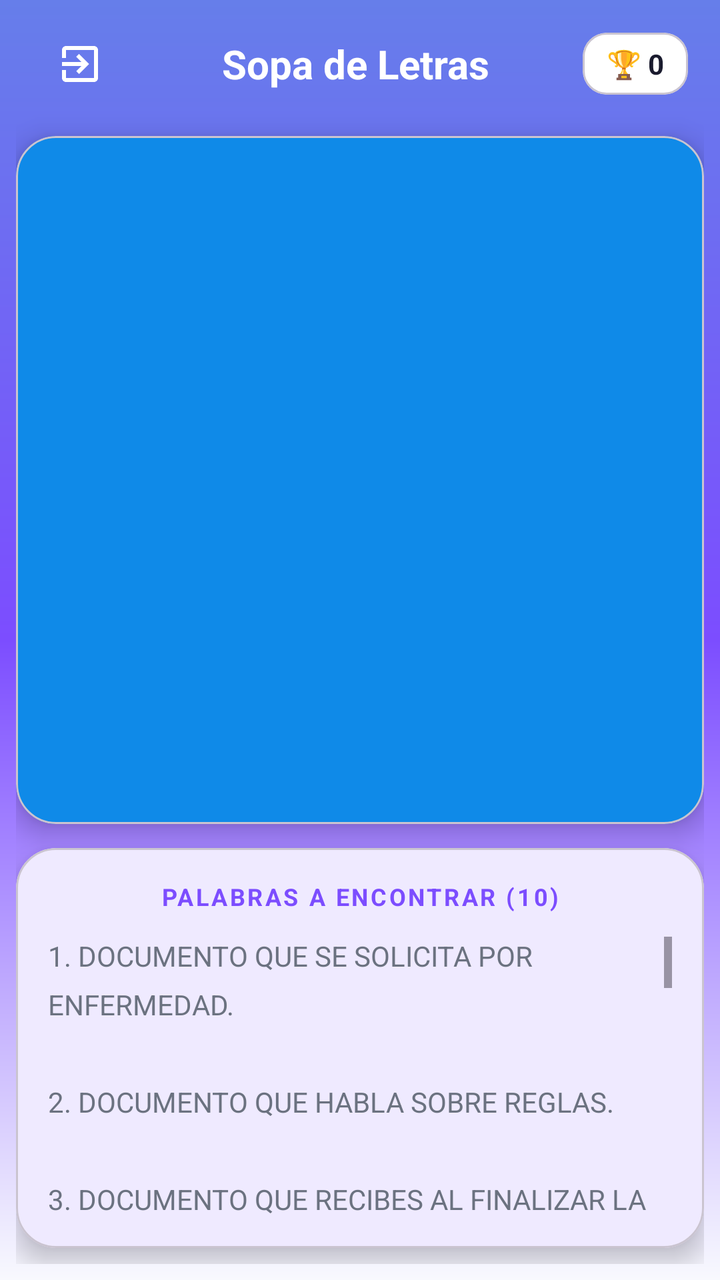
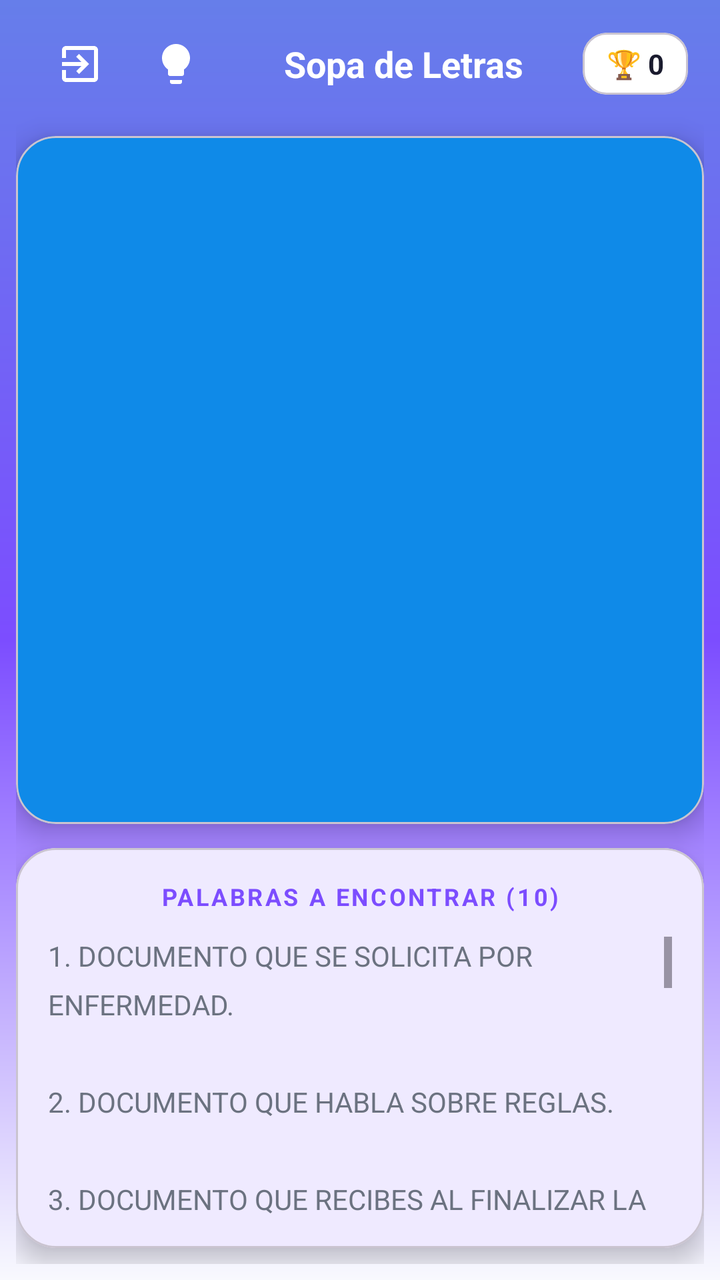

The first picture is an Android layout as it rendered before a commit; the second is the same layout after the commit. The layout source and the unified diff follow.
<!-- AndroidManifest.xml: activity theme Theme.ReglamentoUpp -->
<!-- res/layout/activity_word_search.xml -->
<?xml version="1.0" encoding="utf-8"?>
<androidx.constraintlayout.widget.ConstraintLayout
    xmlns:android="http://schemas.android.com/apk/res/android"
    xmlns:app="http://schemas.android.com/apk/res-auto"
    xmlns:tools="http://schemas.android.com/tools"
    android:layout_width="match_parent"
    android:layout_height="match_parent"
    android:background="@drawable/game_background"
    android:padding="8dp"
    tools:context=".WordSearchActivity">

    <LinearLayout
        android:id="@+id/headerLayout"
        android:layout_width="match_parent"
        android:layout_height="wrap_content"
        android:orientation="horizontal"
        android:gravity="center_vertical"
        android:paddingHorizontal="8dp"
        app:layout_constraintTop_toTopOf="parent">

        <ImageButton
            android:id="@+id/btnBack"
            android:layout_width="48dp"
            android:layout_height="48dp"
            android:background="?attr/selectableItemBackgroundBorderless"
            android:src="@drawable/ic_logout"
            app:tint="@color/white"
            android:contentDescription="Volver" />

        <TextView
            android:layout_width="0dp"
            android:layout_height="wrap_content"
            android:layout_weight="1"
            android:text="Sopa de Letras"
            android:textAlignment="center"
            android:textColor="@color/white"
            android:textStyle="bold"
            android:textSize="20sp" />

        <com.google.android.material.card.MaterialCardView
            android:layout_width="wrap_content"
            android:layout_height="wrap_content"
            app:cardCornerRadius="12dp"
            app:cardBackgroundColor="@color/white">

            <LinearLayout
                android:layout_width="wrap_content"
                android:layout_height="wrap_content"
                android:orientation="horizontal"
                android:paddingHorizontal="12dp"
                android:paddingVertical="6dp"
                android:gravity="center_vertical">

                <TextView
                    android:id="@+id/tv_score_puntos"
                    android:layout_width="wrap_content"
                    android:layout_height="wrap_content"
                    android:text="🏆 0"
                    android:textColor="@color/text_primary"
                    android:textStyle="bold" />
            </LinearLayout>
        </com.google.android.material.card.MaterialCardView>
    </LinearLayout>

    <com.google.android.material.card.MaterialCardView
        android:id="@+id/cardCuadricula"
        android:layout_width="match_parent"
        android:layout_height="0dp"
        android:layout_marginTop="12dp"
        app:cardCornerRadius="20dp"
        app:cardElevation="8dp"
        app:cardBackgroundColor="#0F8AE8"
        app:layout_constraintTop_toBottomOf="@id/headerLayout"
        app:layout_constraintDimensionRatio="1:1">

        <GridLayout
            android:id="@+id/contenedor_cuadricula"
            android:layout_width="match_parent"
            android:layout_height="match_parent"
            android:padding="4dp"
            android:columnCount="14"
            android:rowCount="14" />
    </com.google.android.material.card.MaterialCardView>

    <com.google.android.material.card.MaterialCardView
        android:id="@+id/cardPalabras"
        android:layout_width="match_parent"
        android:layout_height="0dp"
        android:layout_marginTop="12dp"
        android:layout_marginBottom="8dp"
        app:cardCornerRadius="20dp"
        app:cardElevation="8dp"
        app:cardBackgroundColor="@color/white"
        app:layout_constraintTop_toBottomOf="@id/cardCuadricula"
        app:layout_constraintBottom_toTopOf="@id/btn_regresar">

        <LinearLayout
            android:layout_width="match_parent"
            android:layout_height="match_parent"
            android:orientation="vertical"
            android:padding="16dp">

            <TextView
                android:id="@+id/titulo_palabras"
                android:layout_width="match_parent"
                android:layout_height="wrap_content"
                android:text="PALABRAS A ENCONTRAR (10)"
                android:textSize="12sp"
                android:letterSpacing="0.1"
                android:textColor="@color/upp_primary"
                android:textStyle="bold"
                android:gravity="center"
                android:layout_marginBottom="12dp"/>

            <ScrollView
                android:id="@+id/scroll_palabras"
                android:layout_width="match_parent"
                android:layout_height="0dp"
                android:layout_weight="1"
                android:fadeScrollbars="false">

                <TextView
                    android:id="@+id/lista_palabras"
                    android:layout_width="match_parent"
                    android:layout_height="wrap_content"
                    android:lineSpacingExtra="8dp"
                    android:paddingBottom="8dp"
                    android:text="1. DOCUMENTO QUE SE SOLICITA POR ENFERMEDAD.\n\n2. DOCUMENTO QUE HABLA SOBRE REGLAS.\n\n3. DOCUMENTO QUE RECIBES AL FINALIZAR LA CARRERA.\n\n4. RECURSO QUE EL ESTUDIANTE DEBE CUIDAR AL USAR EN LABORATORIOS.\n\n5. TRÁMITE OBLIGATORIO PARA MANTENER EL ESTATUS DE ALUMNO ACTIVO CADA PERIODO.\n\n6. EL PROCESO DE REVISIÓN FORMAL DE UNA CALIFICACIÓN CON LA QUE EL ALUMNO NO ESTÁ DE ACUERDO.\n\n7. SERVICIO OBLIGATORIO QUE EL ALUMNO DEBE CUMPLIR COMO REQUISITO DE TITULACIÓN.\n\n8. RESULTADO DIRECTO DE COMETER UNA FALTA GRAVE.\n\n9. LA CLASIFICACIÓN QUE RECIBE LA ALTERACIÓN DE HORARIOS, FECHAS O FOLIOS DE DOCUMENTOS OFICIALES.\n\n10. NOMBRE DEL LISTADO DE ACCIONES QUE NO SON PERMITIDAS."
                    android:textColor="@color/text_secondary"
                    android:textSize="14sp" />
            </ScrollView>
        </LinearLayout>
    </com.google.android.material.card.MaterialCardView>

    <com.google.android.material.button.MaterialButton
        android:id="@+id/btn_regresar"
        android:layout_width="match_parent"
        android:layout_height="56dp"
        android:text="REGRESAR AL MENÚ"
        android:textColor="@color/white"
        android:textSize="16sp"
        android:textStyle="bold"
        app:cornerRadius="16dp"
        app:backgroundTint="@color/upp_primary"
        android:visibility="gone"
        app:layout_constraintBottom_toBottomOf="parent"
        tools:visibility="visible"/>

</androidx.constraintlayout.widget.ConstraintLayout>
<!-- resources referenced by this layout -->
<resources>
  <color name="text_primary">#1A1B2E</color>
  <color name="text_secondary">#6B7280</color>
  <color name="upp_primary">#7C4DFF</color>
  <color name="white">#FFFFFF</color>
  <!-- drawable game_background (drawable) -->
  <?xml version="1.0" encoding="utf-8"?>
  <shape xmlns:android="http://schemas.android.com/apk/res/android">
      <gradient
          android:angle="270"
          android:startColor="@color/gradient_start"
          android:centerColor="@color/upp_primary"
          android:endColor="@color/app_bg"
          android:endY="0.7"
          android:type="linear" />
  </shape>
  <!-- drawable ic_logout (drawable) -->
  <vector xmlns:android="http://schemas.android.com/apk/res/android"
      android:width="24dp"
      android:height="24dp"
      android:viewportWidth="24"
      android:viewportHeight="24"
      android:tint="#FFFFFF">
      <path
          android:fillColor="@android:color/white"
          android:pathData="M10.09,15.59L11.5,17l5,-5 -5,-5 -1.41,1.41L12.67,11H3v2h9.67l-2.58,2.59zM19,3H5c-1.11,0 -2,0.9 -2,2v4h2V5h14v14H5v-4H3v4c0,1.1 0.89,2 2,2h14c1.1,0 2,-0.9 2,-2V5c0,-1.1 -0.9,-2 -2,-2z"/>
  </vector>
  <style name="Theme.ReglamentoUpp" parent="Base.Theme.ReglamentoUpp" />
  <color name="gradient_start">@color/gradient_purple_start</color>
  <color name="app_bg">#F8F9FE</color>
  <style name="Base.Theme.ReglamentoUpp" parent="Theme.Material3.DayNight.NoActionBar">
          <item name="colorPrimary">@color/upp_primary</item>
          <item name="colorPrimaryVariant">@color/upp_primary_dark</item>
          <item name="colorOnPrimary">@color/text_light</item>
  
          <item name="colorSecondary">@color/upp_secondary</item>
          <item name="colorOnSecondary">@color/text_light</item>
  
          <item name="android:statusBarColor">@color/upp_primary_dark</item>
          <item name="android:windowLightStatusBar">false</item>
          <item name="android:colorBackground">@color/app_bg</item>
          <item name="colorSurface">@color/surface_color</item>
  
          <item name="android:colorEdgeEffect">@android:color/white</item>
      </style>
  <color name="gradient_purple_start">#667EEA</color>
  <color name="upp_primary_dark">#651FFF</color>
  <color name="text_light">#FFFFFF</color>
  <color name="upp_secondary">#00E5FF</color>
  <color name="surface_color">#FFFFFF</color>
</resources>

<!-- the commit's change to res/layout/activity_word_search.xml (unified diff, before → after) -->
@@ -27,6 +27,14 @@
             app:tint="@color/white"
             android:contentDescription="Volver" />
 
+        <ImageButton
+            android:id="@+id/btnHelpWS"
+            android:layout_width="48dp"
+            android:layout_height="48dp"
+            android:background="?attr/selectableItemBackgroundBorderless"
+            android:src="@drawable/ic_foco"
+            app:tint="@color/white" />
+
         <TextView
             android:layout_width="0dp"
             android:layout_height="wrap_content"
@@ -35,7 +43,7 @@
             android:textAlignment="center"
             android:textColor="@color/white"
             android:textStyle="bold"
-            android:textSize="20sp" />
+            android:textSize="18sp" />
 
         <com.google.android.material.card.MaterialCardView
             android:layout_width="wrap_content"
<!-- resource entries referenced after the edit -->
@@ -15,6 +15,16 @@
           android:endY="0.7"
           android:type="linear" />
   </shape>
+  <!-- drawable ic_foco (drawable) -->
+  <vector xmlns:android="http://schemas.android.com/apk/res/android"
+      android:width="24dp"
+      android:height="24dp"
+      android:viewportWidth="24"
+      android:viewportHeight="24">
+      <path
+          android:fillColor="#FFFFFF"
+          android:pathData="M9,21c0,0.55 0.45,1 1,1h4c0.55,0 1,-0.45 1,-1v-1H9V21zM12,2C8.14,2 5,5.14 5,9c0,2.38 1.19,4.47 3,5.74V17c0,0.55 0.45,1 1,1h6c0.55,0 1,-0.45 1,-1v-2.26c1.81,-1.27 3,-3.36 3,-5.74C19,5.14 15.86,2 12,2z"/>
+  </vector>
   <!-- drawable ic_logout (drawable) -->
   <vector xmlns:android="http://schemas.android.com/apk/res/android"
       android:width="24dp"
